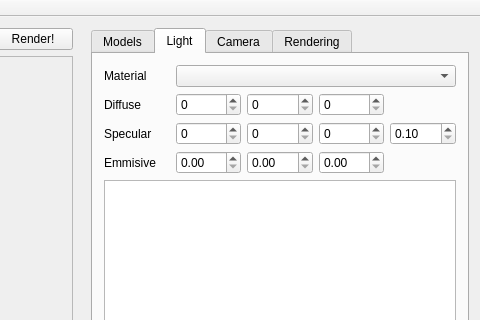
Old version of the form RaySamplesGui/TracingGui/Sources/tracinggui.ui in the repository caronnee/graphicsbasics; both pictures show x 257 to 737 and y 0 to 320 of the 737 by 484 pixel window.
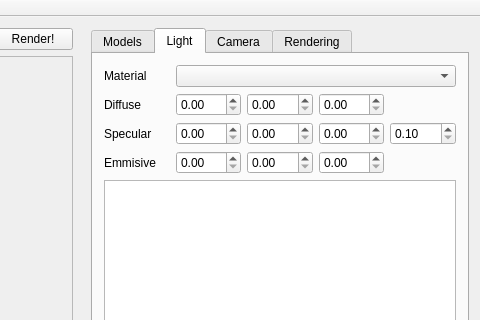
New version of the form. Custom widgets are drawn as their Qt base class.

```diff
--- a/RaySamplesGui/TracingGui/Sources/tracinggui.ui
+++ b/RaySamplesGui/TracingGui/Sources/tracinggui.ui
@@ -555,27 +555,6 @@
         <string>Light</string>
        </attribute>
        <layout class="QGridLayout" name="gridLayout_5">
-        <item row="3" column="4">
-         <widget class="QSpinBox" name="dB">
-          <property name="maximum">
-           <number>255</number>
-          </property>
-         </widget>
-        </item>
-        <item row="3" column="3">
-         <widget class="QSpinBox" name="dG">
-          <property name="maximum">
-           <number>255</number>
-          </property>
-         </widget>
-        </item>
-        <item row="3" column="2">
-         <widget class="QSpinBox" name="dR">
-          <property name="maximum">
-           <number>255</number>
-          </property>
-         </widget>
-        </item>
         <item row="1" column="1">
          <widget class="QLabel" name="materialLabel">
           <property name="text">
@@ -590,27 +569,6 @@
           </property>
          </widget>
         </item>
-        <item row="4" column="4">
-         <widget class="QSpinBox" name="sB">
-          <property name="maximum">
-           <number>255</number>
-          </property>
-         </widget>
-        </item>
-        <item row="4" column="2">
-         <widget class="QSpinBox" name="sR">
-          <property name="maximum">
-           <number>255</number>
-          </property>
-         </widget>
-        </item>
-        <item row="4" column="3">
-         <widget class="QSpinBox" name="sG">
-          <property name="maximum">
-           <number>255</number>
-          </property>
-         </widget>
-        </item>
         <item row="3" column="1">
          <widget class="QLabel" name="label_4">
           <property name="text">
@@ -679,6 +637,24 @@
           </property>
          </widget>
         </item>
+        <item row="3" column="4">
+         <widget class="QDoubleSpinBox" name="dB"/>
+        </item>
+        <item row="4" column="4">
+         <widget class="QDoubleSpinBox" name="sB"/>
+        </item>
+        <item row="3" column="3">
+         <widget class="QDoubleSpinBox" name="dG"/>
+        </item>
+        <item row="3" column="2">
+         <widget class="QDoubleSpinBox" name="dR"/>
+        </item>
+        <item row="4" column="2">
+         <widget class="QDoubleSpinBox" name="sR"/>
+        </item>
+        <item row="4" column="3">
+         <widget class="QDoubleSpinBox" name="sG"/>
+        </item>
        </layout>
       </widget>
       <widget class="QWidget" name="camera">
```
